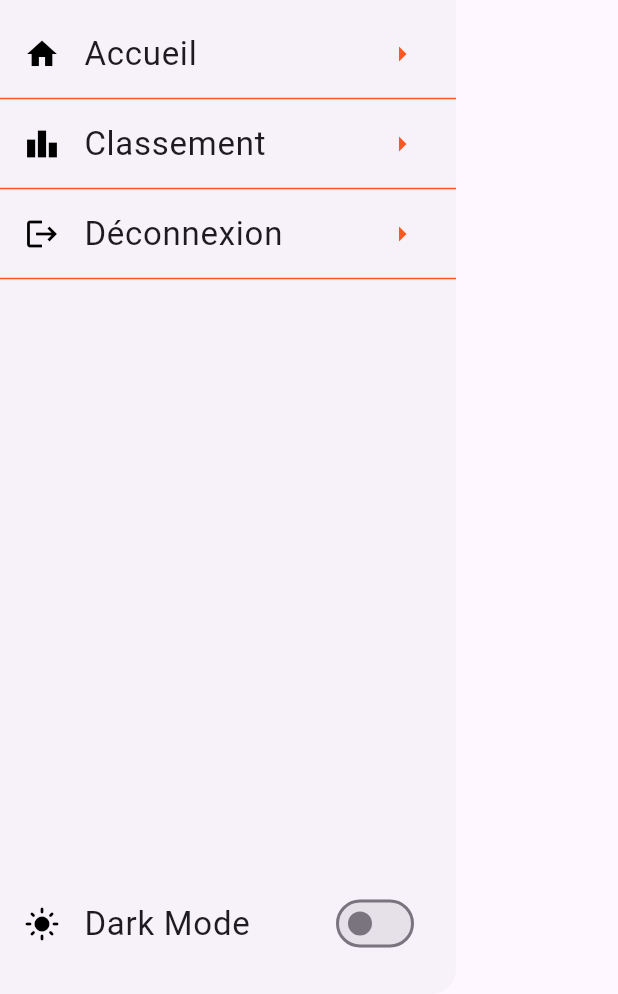
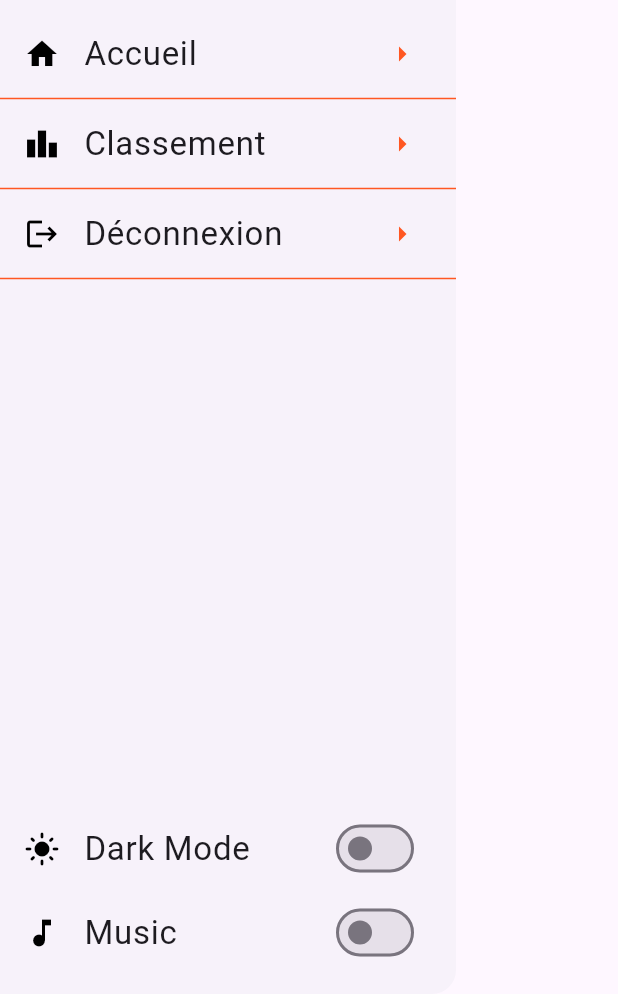
Before and after one commit to aymenmaalej/sQueezIT, a Flutter app: the MyDrawer widget shown alone on an empty page, opened directly, on a phone screen of 412 x 824 dp, the part 242-1236 px from its top. Run offline on Flutter 3.47's test engine with Material 3 defaults, Android fonts, the light colour scheme and no system bars; our stand-ins replace audioplayers, shared_preferences; accounts and stored records are empty.

Commit message:
background music

```diff
--- a/lib/menu/drawer.widget.dart
+++ b/lib/menu/drawer.widget.dart
@@ -1,12 +1,18 @@
 import 'package:flutter/material.dart';
 import 'package:provider/provider.dart';
 import 'package:shared_preferences/shared_preferences.dart';
+import '../config/music.config.dart';
 import '../config/theme.provider.dart';
 import '../config/global.params.dart';
 
-class MyDrawer extends StatelessWidget {
+class MyDrawer extends StatefulWidget {
   const MyDrawer({Key? key}) : super(key: key);
 
+  @override
+  _MyDrawerState createState() => _MyDrawerState();
+}
+
+class _MyDrawerState extends State<MyDrawer> {
   @override
   Widget build(BuildContext context) {
     final themeProvider = Provider.of<ThemeProvider>(context);
@@ -25,7 +31,7 @@ class MyDrawer extends StatelessWidget {
               ),
             ),
           ),
-          ...(GlobalParams.menus as List).map((item) {
+          ...GlobalParams.menus.map((item) {
             return Column(
               children: [
                 ListTile(
@@ -34,7 +40,7 @@ class MyDrawer extends StatelessWidget {
                     style: const TextStyle(fontSize: 22),
                   ),
                   leading: IconTheme(
-                    data: const IconThemeData(color: Colors.black), // Set icon color to black
+                    data: const IconThemeData(color: Colors.black),
                     child: item['icon'],
                   ),
                   trailing: const Icon(Icons.arrow_right, color: Colors.deepOrange),
@@ -53,14 +59,14 @@ class MyDrawer extends StatelessWidget {
               ],
             );
           }).toList(),
-          const SizedBox(height: 400),
+          const SizedBox(height: 350),
           ListTile(
             title: const Text('Dark Mode', style: TextStyle(fontSize: 22)),
             leading: Icon(
               themeProvider.themeMode == ThemeMode.dark
                   ? Icons.dark_mode
                   : Icons.light_mode,
-              color: Colors.black, // Ensure the theme icon is also black
+              color: Colors.black,
             ),
             trailing: Switch(
               value: themeProvider.themeMode == ThemeMode.dark,
@@ -69,6 +75,19 @@ class MyDrawer extends StatelessWidget {
               },
             ),
           ),
+          SwitchListTile(
+            title: Text("Music", style: TextStyle(fontSize: 22)),
+            secondary: Icon(Icons.music_note , color: Colors.black,),
+            value: BackgroundMusic.isPlaying(),
+            onChanged: (value) {
+              if (value) {
+                BackgroundMusic.resumeMusic();
+              } else {
+                BackgroundMusic.pauseMusic();
+              }
+              setState(() {});
+            },
+          ),
         ],
       ),
     );
--- a/pubspec.yaml
+++ b/pubspec.yaml
@@ -32,6 +32,7 @@ dependencies:
   http:
   intl:
   provider:
+  audioplayers:
   flutter:
     sdk: flutter
 
@@ -71,6 +72,7 @@ flutter:
   # To add assets to your application, add an assets section, like this:
   assets:
     - images/
+    - music/
 
   # An image asset can refer to one or more resolution-specific "variants", see
   # https://flutter.dev/to/resolution-aware-images
```
Also changed, not shown: lib/config/music.config.dart (added), pubspec.lock, 1 other file.
